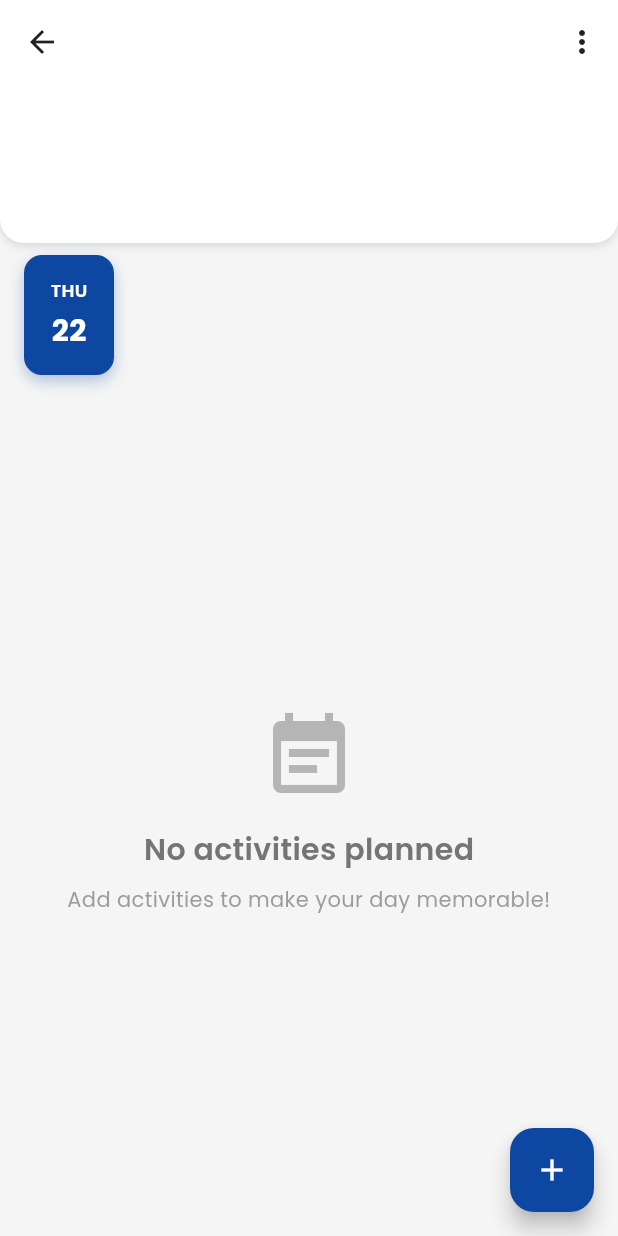
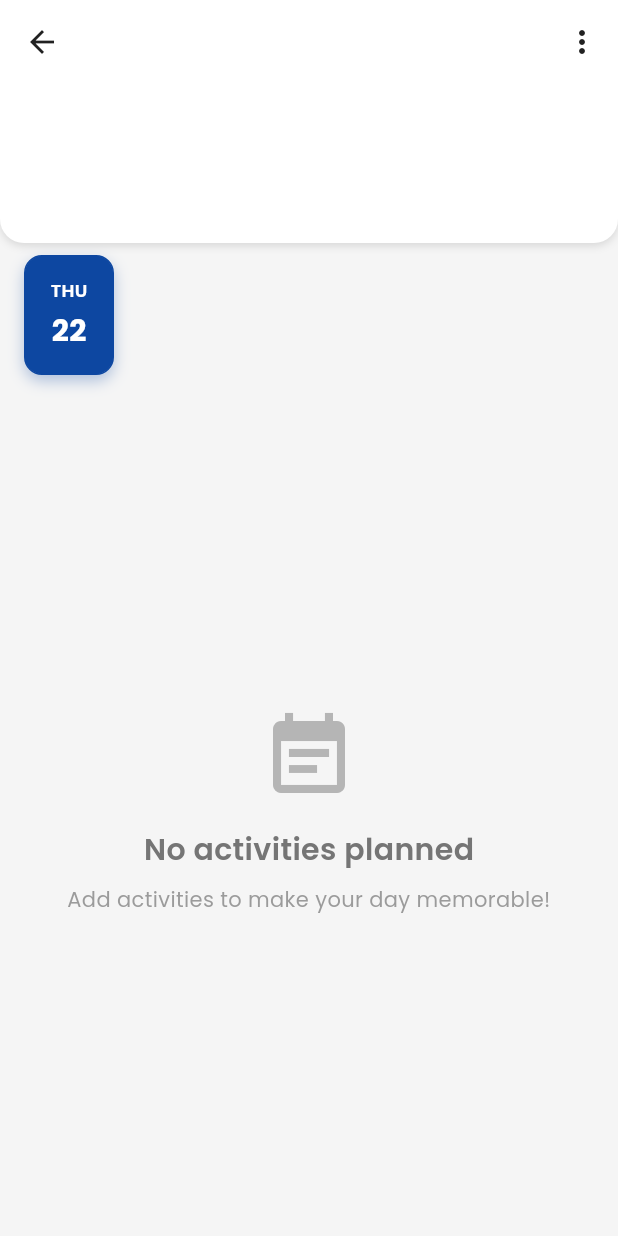
Before and after one commit to BuangSaDaplin/TourMate, a Flutter app: the ItineraryScreen screen opened directly with empty values, on a phone screen of 412 x 824 dp. Run offline on Flutter 3.47's test engine with Material 3 defaults, Android fonts, the light colour scheme and no system bars; our stand-ins replace carousel_slider, cloud_firestore, file_picker, firebase_auth, firebase_core, firebase_messaging and 9 more; missing offline and left inert: google_translator, translator; accounts and stored records are empty.

Commit message:
Edit Itinerary Removed

```diff
--- a/lib/screens/itinerary/itinerary_screen.dart
+++ b/lib/screens/itinerary/itinerary_screen.dart
@@ -113,13 +113,6 @@ class _ItineraryScreenState extends State<ItineraryScreen> {
           ),
         ],
       ),
-      floatingActionButton: isOwner
-          ? FloatingActionButton(
-              onPressed: _addNewActivity,
-              backgroundColor: AppTheme.primaryColor,
-              child: const Icon(Icons.add, color: Colors.white),
-            )
-          : null,
     );
   }
 
```
